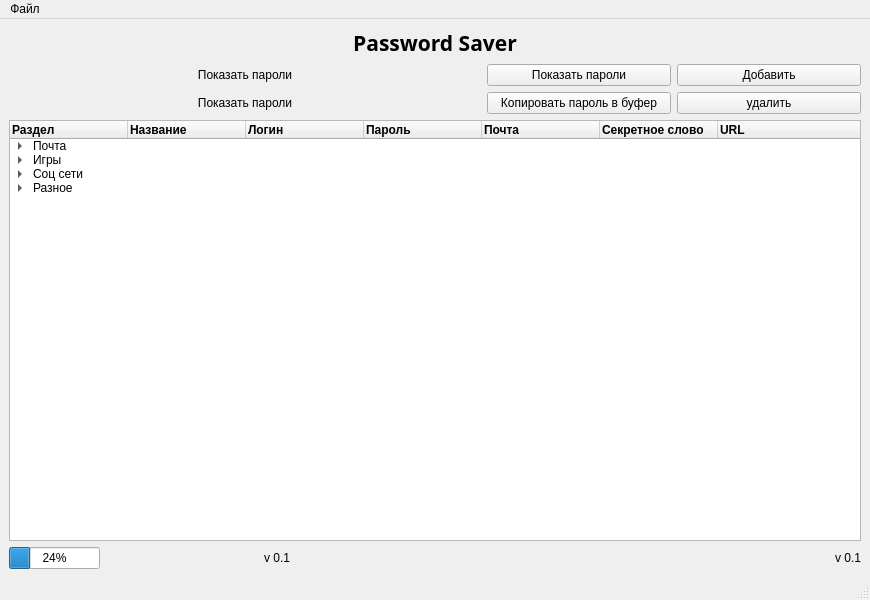
Above: ui/MainMenu.ui from rybkinn/PasswordSaver before the change. Below: the same form after it.
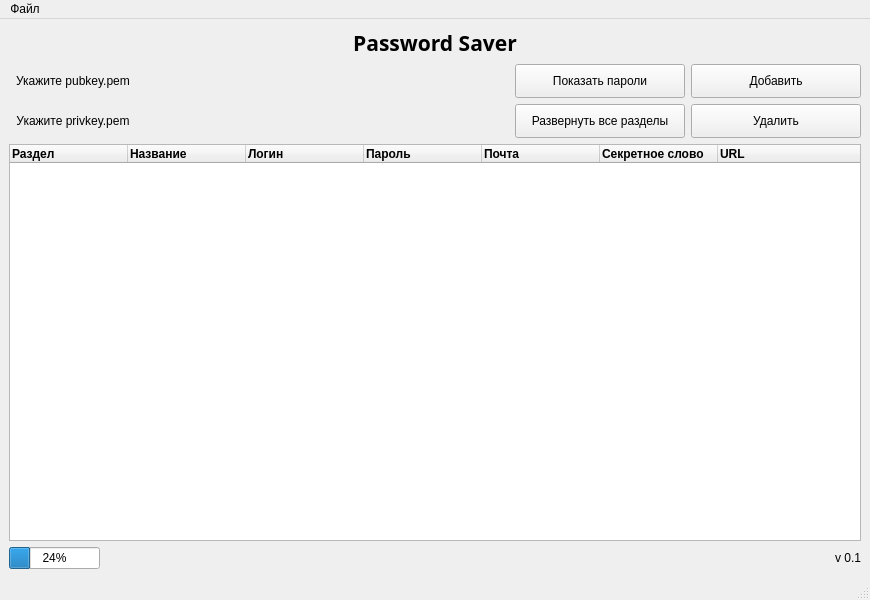
That is the form after the change. Icons and pictures are not drawn.

Commit message: refactored main_menu. Added ui interface separately

What changed in the file:
```diff
--- a/ui/MainMenu.ui
+++ b/ui/MainMenu.ui
@@ -25,17 +25,79 @@
   <property name="windowTitle">
    <string>Password Saver - Главная</string>
   </property>
+  <property name="windowIcon">
+   <iconset resource="../resource/res.qrc">
+    <normaloff>:/resource/image/key.ico</normaloff>:/resource/image/key.ico</iconset>
+  </property>
   <widget class="QWidget" name="centralwidget">
    <layout class="QGridLayout" name="gridLayout">
-    <item row="1" column="3">
-     <widget class="QPushButton" name="pushButton_5">
+    <item row="1" column="0" colspan="2" alignment="Qt::AlignLeft|Qt::AlignVCenter">
+     <widget class="QToolButton" name="toolButton_pubkey">
+      <property name="sizePolicy">
+       <sizepolicy hsizetype="Minimum" vsizetype="Fixed">
+        <horstretch>0</horstretch>
+        <verstretch>0</verstretch>
+       </sizepolicy>
+      </property>
+      <property name="minimumSize">
+       <size>
+        <width>0</width>
+        <height>0</height>
+       </size>
+      </property>
+      <property name="cursor">
+       <cursorShape>PointingHandCursor</cursorShape>
+      </property>
+      <property name="focusPolicy">
+       <enum>Qt::TabFocus</enum>
+      </property>
+      <property name="contextMenuPolicy">
+       <enum>Qt::DefaultContextMenu</enum>
+      </property>
+      <property name="layoutDirection">
+       <enum>Qt::LeftToRight</enum>
+      </property>
+      <property name="autoFillBackground">
+       <bool>false</bool>
+      </property>
+      <property name="styleSheet">
+       <string notr="true"/>
+      </property>
+      <property name="inputMethodHints">
+       <set>Qt::ImhNone</set>
+      </property>
       <property name="text">
-       <string>Показать пароли</string>
+       <string>Укажите pubkey.pem</string>
+      </property>
+      <property name="icon">
+       <iconset resource="../resource/res.qrc">
+        <normaloff>:/resource/image/cross.ico</normaloff>:/resource/image/cross.ico</iconset>
+      </property>
+      <property name="checkable">
+       <bool>false</bool>
+      </property>
+      <property name="checked">
+       <bool>false</bool>
+      </property>
+      <property name="autoRepeat">
+       <bool>false</bool>
+      </property>
+      <property name="autoExclusive">
+       <bool>false</bool>
+      </property>
+      <property name="popupMode">
+       <enum>QToolButton::DelayedPopup</enum>
+      </property>
+      <property name="toolButtonStyle">
+       <enum>Qt::ToolButtonTextBesideIcon</enum>
+      </property>
+      <property name="autoRaise">
+       <bool>true</bool>
       </property>
      </widget>
     </item>
-    <item row="4" column="1">
-     <widget class="QLabel" name="label_3">
+    <item row="4" column="3">
+     <widget class="QLabel" name="label_version">
       <property name="text">
        <string>v 0.1</string>
       </property>
@@ -44,14 +106,20 @@
       </property>
      </widget>
     </item>
-    <item row="2" column="3">
-     <widget class="QPushButton" name="pushButton_3">
-      <property name="text">
-       <string>Копировать пароль в буфер</string>
+    <item row="4" column="0">
+     <widget class="QProgressBar" name="progressBar">
+      <property name="sizePolicy">
+       <sizepolicy hsizetype="Fixed" vsizetype="Fixed">
+        <horstretch>0</horstretch>
+        <verstretch>0</verstretch>
+       </sizepolicy>
+      </property>
+      <property name="value">
+       <number>24</number>
       </property>
      </widget>
     </item>
-    <item row="3" column="0" colspan="5">
+    <item row="3" column="0" colspan="4">
      <widget class="QTreeWidget" name="treeWidget">
       <property name="animated">
        <bool>true</bool>
@@ -142,297 +210,74 @@
         </font>
        </property>
       </column>
-      <item>
-       <property name="text">
-        <string>Почта</string>
-       </property>
-       <property name="background">
-        <brush brushstyle="NoBrush">
-         <color alpha="255">
-          <red>0</red>
-          <green>0</green>
-          <blue>0</blue>
-         </color>
-        </brush>
-       </property>
-       <property name="text">
-        <string/>
-       </property>
-       <property name="background">
-        <brush brushstyle="NoBrush">
-         <color alpha="255">
-          <red>0</red>
-          <green>0</green>
-          <blue>0</blue>
-         </color>
-        </brush>
-       </property>
-       <property name="text">
-        <string/>
-       </property>
-       <property name="background">
-        <brush brushstyle="NoBrush">
-         <color alpha="255">
-          <red>0</red>
-          <green>0</green>
-          <blue>0</blue>
-         </color>
-        </brush>
-       </property>
-       <property name="text">
-        <string/>
-       </property>
-       <property name="background">
-        <brush brushstyle="NoBrush">
-         <color alpha="255">
-          <red>0</red>
-          <green>0</green>
-          <blue>0</blue>
-         </color>
-        </brush>
-       </property>
-       <property name="text">
-        <string/>
-       </property>
-       <property name="background">
-        <brush brushstyle="NoBrush">
-         <color alpha="255">
-          <red>0</red>
-          <green>0</green>
-          <blue>0</blue>
-         </color>
-        </brush>
-       </property>
-       <property name="text">
-        <string/>
-       </property>
-       <property name="background">
-        <brush brushstyle="NoBrush">
-         <color alpha="255">
-          <red>0</red>
-          <green>0</green>
-          <blue>0</blue>
-         </color>
-        </brush>
-       </property>
-       <property name="text">
-        <string/>
-       </property>
-       <property name="background">
-        <brush brushstyle="NoBrush">
-         <color alpha="255">
-          <red>0</red>
-          <green>0</green>
-          <blue>0</blue>
-         </color>
-        </brush>
-       </property>
-       <item>
-        <property name="text">
-         <string/>
-        </property>
-        <property name="text">
-         <string>yandex</string>
-        </property>
-        <property name="text">
-         <string>test@yandex.ru</string>
-        </property>
-        <property name="text">
-         <string>qwerty123</string>
-        </property>
-        <property name="text">
-         <string>test@yandex.ru</string>
-        </property>
-        <property name="text">
-         <string>123</string>
-        </property>
-        <property name="text">
-         <string>https://yandex.ru</string>
-        </property>
-       </item>
-       <item>
-        <property name="text">
-         <string/>
-        </property>
-        <property name="text">
-         <string>mail</string>
-        </property>
-        <property name="text">
-         <string>test@mail.ru</string>
-        </property>
-        <property name="text">
-         <string>ytrewq321</string>
-        </property>
-        <property name="text">
-         <string>test@mail.ru</string>
-        </property>
-        <property name="text">
-         <string>231</string>
-        </property>
-        <property name="text">
-         <string>https://mail.ru</string>
-        </property>
-       </item>
-      </item>
-      <item>
-       <property name="text">
-        <string>Игры</string>
-       </property>
-       <property name="text">
-        <string/>
-       </property>
-       <property name="text">
-        <string/>
-       </property>
-       <property name="text">
-        <string/>
-       </property>
-       <property name="text">
-        <string/>
-       </property>
-       <property name="text">
-        <string/>
-       </property>
-       <property name="text">
-        <string/>
-       </property>
-       <item>
-        <property name="text">
-         <string/>
-        </property>
-        <property name="text">
-         <string>testgame</string>
-        </property>
-        <property name="text">
-         <string>gamelogin</string>
-        </property>
-        <property name="text">
-         <string>gamepass123</string>
-        </property>
-        <property name="text">
-         <string>test@mail.ru</string>
-        </property>
-        <property name="text">
-         <string/>
-        </property>
-        <property name="text">
-         <string/>
-        </property>
-       </item>
-      </item>
-      <item>
-       <property name="text">
-        <string>Соц сети</string>
-       </property>
-       <property name="text">
-        <string/>
-       </property>
-       <property name="text">
-        <string/>
-       </property>
-       <property name="text">
-        <string/>
-       </property>
-       <property name="text">
-        <string/>
-       </property>
-       <property name="text">
-        <string/>
-       </property>
-       <property name="text">
-        <string/>
-       </property>
-       <item>
-        <property name="text">
-         <string/>
-        </property>
-        <property name="text">
-         <string>Vk</string>
-        </property>
-        <property name="text">
-         <string>loginvk</string>
-        </property>
-        <property name="text">
-         <string>vkpass123</string>
-        </property>
-        <property name="text">
-         <string>test@mail.ru</string>
-        </property>
-        <property name="text">
-         <string>231</string>
-        </property>
-        <property name="text">
-         <string>https://vk.com</string>
-        </property>
-       </item>
-      </item>
-      <item>
-       <property name="text">
-        <string>Разное</string>
-       </property>
-       <property name="text">
-        <string/>
-       </property>
-       <property name="text">
-        <string/>
-       </property>
-       <property name="text">
-        <string/>
-       </property>
-       <property name="text">
-        <string/>
-       </property>
-       <property name="text">
-        <string/>
-       </property>
-       <property name="text">
-        <string/>
-       </property>
-       <item>
-        <property name="text">
-         <string/>
-        </property>
-        <property name="text">
-         <string>Forum</string>
-        </property>
-        <property name="text">
-         <string>forumlogin</string>
-        </property>
-        <property name="text">
-         <string>ytrewq12345</string>
-        </property>
-        <property name="text">
-         <string>testyandexlong@yandex.ru</string>
-        </property>
-        <property name="text">
-         <string>213</string>
-        </property>
-        <property name="text">
-         <string>https://testforumnexttest.ru</string>
-        </property>
-       </item>
-      </item>
      </widget>
     </item>
-    <item row="2" column="0" colspan="3">
-     <widget class="QPushButton" name="pushButton_6">
+    <item row="2" column="2">
+     <widget class="QPushButton" name="pushButton_showHideSections">
+      <property name="sizePolicy">
+       <sizepolicy hsizetype="Fixed" vsizetype="Fixed">
+        <horstretch>0</horstretch>
+        <verstretch>0</verstretch>
+       </sizepolicy>
+      </property>
+      <property name="minimumSize">
+       <size>
+        <width>170</width>
+        <height>34</height>
+       </size>
+      </property>
       <property name="text">
-       <string>Показать пароли</string>
+       <string>Развернуть все разделы</string>
       </property>
-      <property name="flat">
+     </widget>
+    </item>
+    <item row="2" column="0" colspan="2" alignment="Qt::AlignLeft|Qt::AlignVCenter">
+     <widget class="QToolButton" name="toolButton_privkey">
+      <property name="sizePolicy">
+       <sizepolicy hsizetype="Minimum" vsizetype="Fixed">
+        <horstretch>0</horstretch>
+        <verstretch>0</verstretch>
+       </sizepolicy>
+      </property>
+      <property name="cursor">
+       <cursorShape>PointingHandCursor</cursorShape>
+      </property>
+      <property name="text">
+       <string>Укажите privkey.pem</string>
+      </property>
+      <property name="icon">
+       <iconset resource="../resource/res.qrc">
+        <normaloff>:/resource/image/cross.ico</normaloff>:/resource/image/cross.ico</iconset>
+      </property>
+      <property name="toolButtonStyle">
+       <enum>Qt::ToolButtonTextBesideIcon</enum>
+      </property>
+      <property name="autoRaise">
        <bool>true</bool>
       </property>
      </widget>
     </item>
-    <item row="1" column="4">
-     <widget class="QPushButton" name="pushButton_2">
+    <item row="1" column="3">
+     <widget class="QPushButton" name="pushButton_addingData">
+      <property name="sizePolicy">
+       <sizepolicy hsizetype="Fixed" vsizetype="Fixed">
+        <horstretch>0</horstretch>
+        <verstretch>0</verstretch>
+       </sizepolicy>
+      </property>
+      <property name="minimumSize">
+       <size>
+        <width>170</width>
+        <height>34</height>
+       </size>
+      </property>
       <property name="text">
        <string>Добавить</string>
       </property>
      </widget>
     </item>
-    <item row="0" column="0" colspan="5">
-     <widget class="QLabel" name="label">
+    <item row="0" column="0" colspan="4">
+     <widget class="QLabel" name="label_heading">
       <property name="enabled">
        <bool>true</bool>
       </property>
@@ -476,43 +321,41 @@
       </property>
      </widget>
     </item>
-    <item row="4" column="4">
-     <widget class="QLabel" name="label_2">
-      <property name="text">
-       <string>v 0.1</string>
-      </property>
-      <property name="alignment">
-       <set>Qt::AlignRight|Qt::AlignTrailing|Qt::AlignVCenter</set>
-      </property>
-     </widget>
-    </item>
-    <item row="4" column="0">
-     <widget class="QProgressBar" name="progressBar">
+    <item row="1" column="2">
+     <widget class="QPushButton" name="pushButton_showPass">
       <property name="sizePolicy">
        <sizepolicy hsizetype="Fixed" vsizetype="Fixed">
         <horstretch>0</horstretch>
         <verstretch>0</verstretch>
        </sizepolicy>
       </property>
-      <property name="value">
-       <number>24</number>
+      <property name="minimumSize">
+       <size>
+        <width>170</width>
+        <height>34</height>
+       </size>
       </property>
-     </widget>
-    </item>
-    <item row="2" column="4">
-     <widget class="QPushButton" name="pushButton">
-      <property name="text">
-       <string>удалить</string>
-      </property>
-     </widget>
-    </item>
-    <item row="1" column="0" colspan="3">
-     <widget class="QPushButton" name="pushButton_7">
       <property name="text">
        <string>Показать пароли</string>
       </property>
-      <property name="flat">
-       <bool>true</bool>
+     </widget>
+    </item>
+    <item row="2" column="3">
+     <widget class="QPushButton" name="pushButton_delete">
+      <property name="sizePolicy">
+       <sizepolicy hsizetype="Fixed" vsizetype="Fixed">
+        <horstretch>0</horstretch>
+        <verstretch>0</verstretch>
+       </sizepolicy>
+      </property>
+      <property name="minimumSize">
+       <size>
+        <width>170</width>
+        <height>34</height>
+       </size>
+      </property>
+      <property name="text">
+       <string>Удалить</string>
       </property>
      </widget>
     </item>
@@ -524,19 +367,20 @@
      <x>0</x>
      <y>0</y>
      <width>870</width>
-     <height>21</height>
+     <height>30</height>
     </rect>
    </property>
    <widget class="QMenu" name="menu">
     <property name="title">
      <string>Файл</string>
     </property>
-    <addaction name="action_3"/>
-    <addaction name="action_4"/>
-    <addaction name="action_5"/>
-    <addaction name="action_6"/>
+    <addaction name="action_saveDb"/>
+    <addaction name="action_createDb"/>
+    <addaction name="action_loadDb"/>
+    <addaction name="action_syncDb"/>
+    <addaction name="action_print"/>
     <addaction name="separator"/>
-    <addaction name="action_7"/>
+    <addaction name="action_exit"/>
    </widget>
    <addaction name="menu"/>
   </widget>
@@ -551,31 +395,60 @@
     <string>Сохранить</string>
    </property>
   </action>
-  <action name="action_3">
+  <action name="action_saveDb">
+   <property name="icon">
+    <iconset resource="../resource/res.qrc">
+     <normaloff>:/resource/image/save.ico</normaloff>:/resource/image/save.ico</iconset>
+   </property>
    <property name="text">
     <string>Сохранить</string>
    </property>
   </action>
-  <action name="action_4">
+  <action name="action_createDb">
+   <property name="icon">
+    <iconset resource="../resource/res.qrc">
+     <normaloff>:/resource/image/add_db.ico</normaloff>:/resource/image/add_db.ico</iconset>
+   </property>
    <property name="text">
     <string>Создать новую БД</string>
    </property>
   </action>
-  <action name="action_5">
+  <action name="action_loadDb">
+   <property name="icon">
+    <iconset resource="../resource/res.qrc">
+     <normaloff>:/resource/image/search_db.ico</normaloff>:/resource/image/search_db.ico</iconset>
+   </property>
    <property name="text">
     <string>Загрузить БД</string>
    </property>
   </action>
-  <action name="action_7">
+  <action name="action_exit">
+   <property name="icon">
+    <iconset resource="../resource/res.qrc">
+     <normaloff>:/resource/image/exit.ico</normaloff>:/resource/image/exit.ico</iconset>
+   </property>
    <property name="text">
     <string>Выход</string>
    </property>
   </action>
-  <action name="action_6">
+  <action name="action_print">
+   <property name="icon">
+    <iconset resource="../resource/res.qrc">
+     <normaloff>:/resource/image/print.ico</normaloff>:/resource/image/print.ico</iconset>
+   </property>
    <property name="text">
     <string>Печать</string>
    </property>
   </action>
+  <action name="action_syncDb">
+   <property name="icon">
+    <iconset resource="../resource/res.qrc">
+     <normaloff>:/resource/image/sync_db.ico</normaloff>:/resource/image/sync_db.ico</iconset>
+   </property>
+   <property name="text">
+    <string>Синхронизация БД</string>
+   </property>
+  </action>
  </widget>
  <resources/>
  <connections/>
```
Left out of the diff: 4 changed lines with no effect on the pictures. The commit also changes 3 other files.
